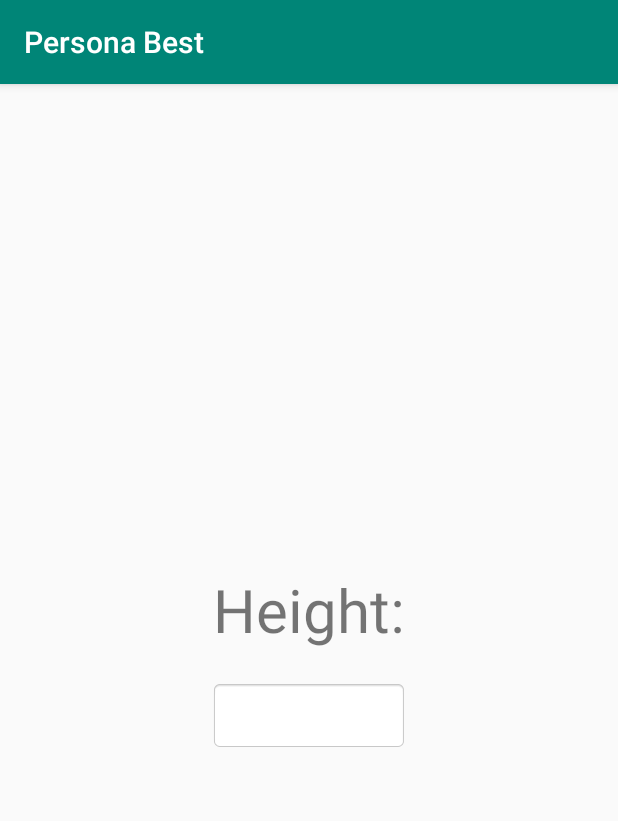
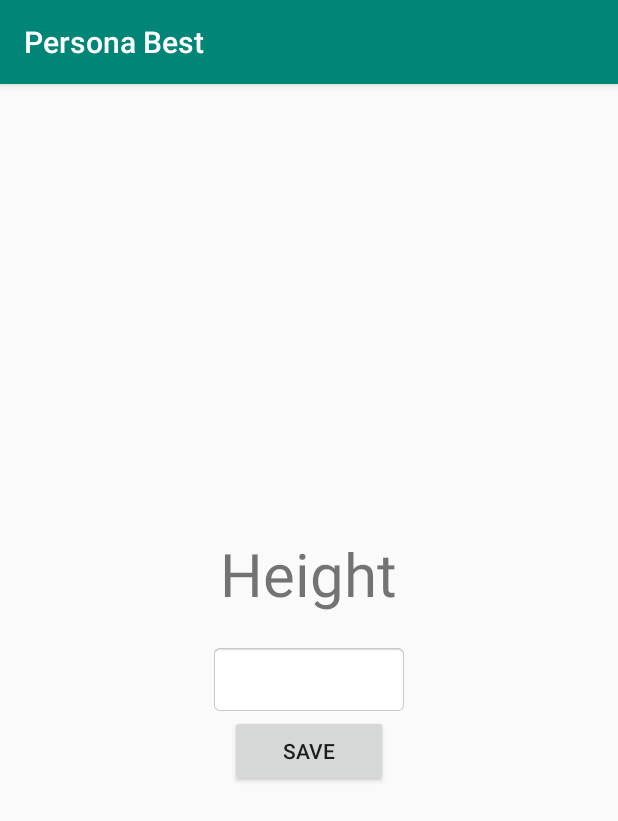
Before and after one commit to UCSD-CSE-110-Winter-2019/Team-33-PersonBest, an Android app: the screen it shows after launch (SetupActivity), on a phone screen of 412 x 824 dp. Shown: the top 821 px of the screen. Run offline under Robolectric (Android 15) with nearby library versions, the phone set to English and light mode, and no system bars.

Commit message:
Add button save

```diff
--- a/app/src/main/res/layout/setup_activity.xml
+++ b/app/src/main/res/layout/setup_activity.xml
@@ -9,7 +9,7 @@
     <TextView
         android:layout_width="wrap_content"
         android:layout_height="wrap_content"
-        android:text="Height:"
+        android:text="@string/heightLabel"
         android:textAlignment="center"
         android:textSize="40dp" />
 
@@ -23,4 +23,10 @@
         android:layout_marginTop="20dp"
         android:inputType="numberDecimal" />
 
+    <Button
+        android:id="@+id/save_button"
+        android:layout_width="105dp"
+        android:layout_height="wrap_content"
+        android:text="Save" />
+
 </LinearLayout>
--- a/app/src/main/res/values/strings.xml
+++ b/app/src/main/res/values/strings.xml
@@ -1,3 +1,4 @@
 <resources>
     <string name="app_name">Persona Best</string>
+    <string name="heightLabel">Height</string>
 </resources>
```
